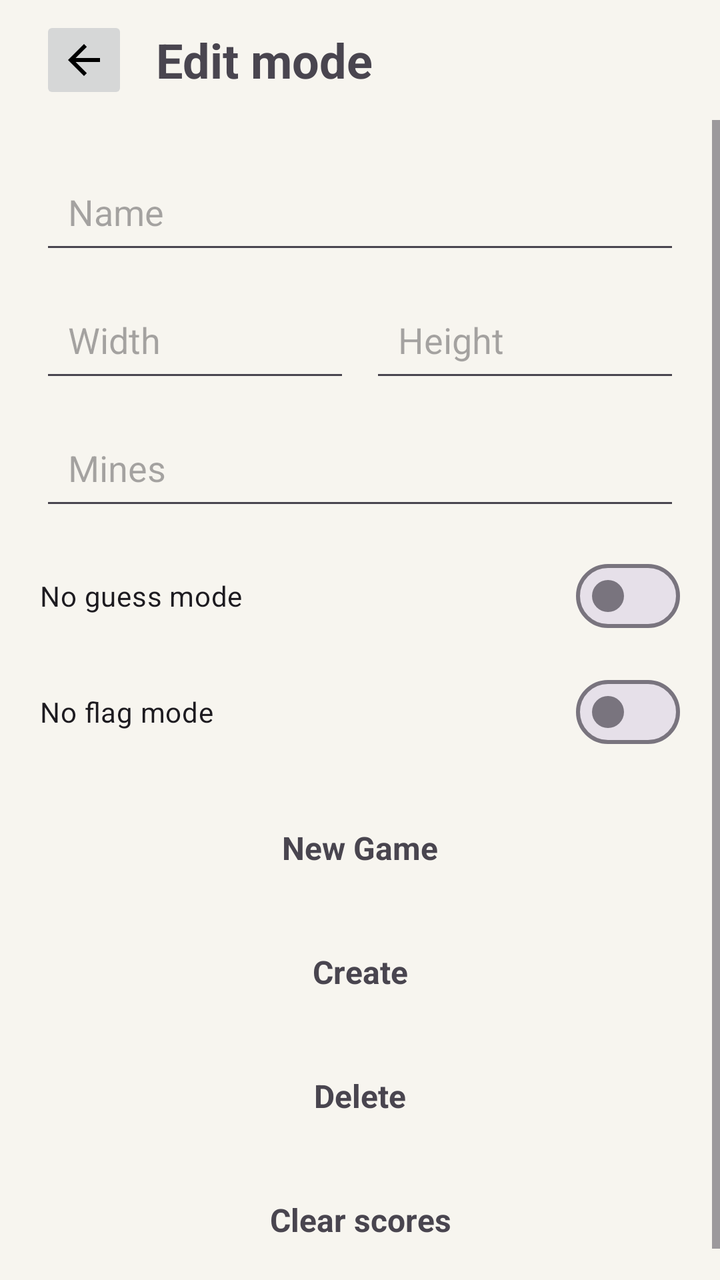
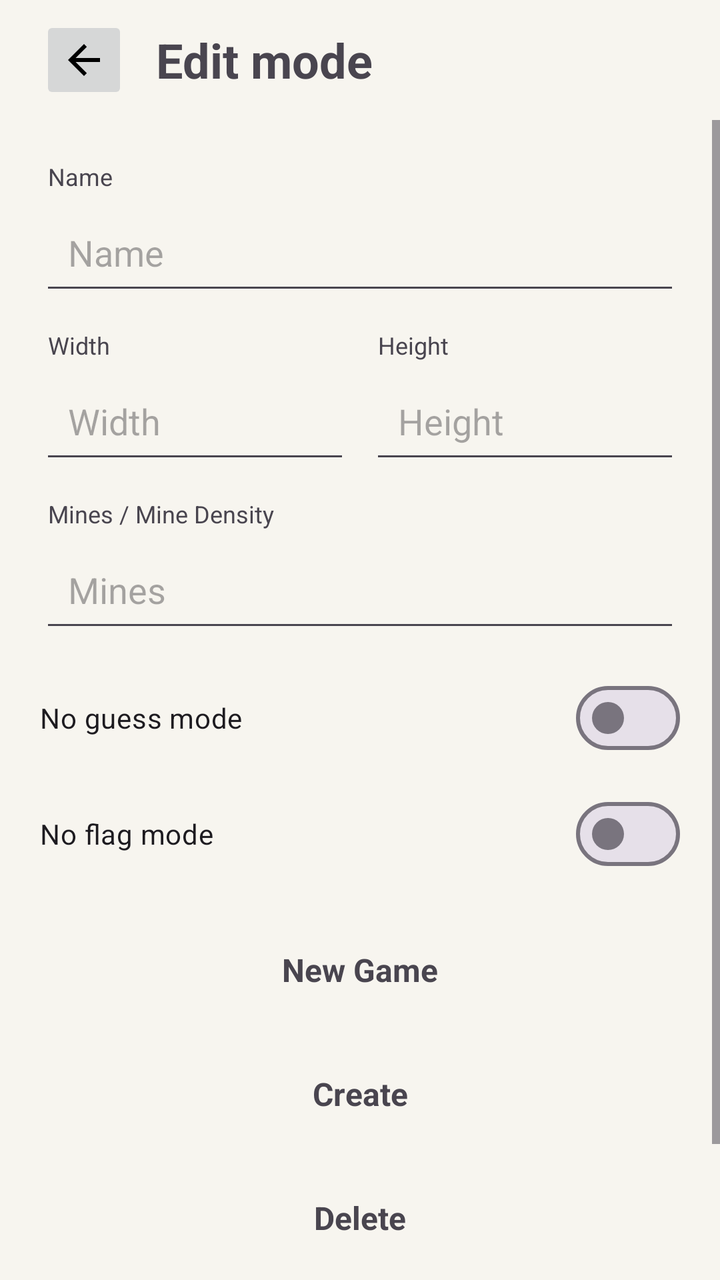

Compare the two renders of this Android layout. The source of the first and the diff that turns it into the second are given below.
<!-- AndroidManifest.xml: application theme Theme.Minesweeper -->
<!-- res/layout/activity_mode_editor.xml -->
<?xml version="1.0" encoding="utf-8"?>
<LinearLayout xmlns:android="http://schemas.android.com/apk/res/android"
    android:layout_width="match_parent"
    android:layout_height="match_parent"
    android:orientation="vertical">

    <LinearLayout
        android:id="@+id/topBar"
        android:layout_width="match_parent"
        android:layout_height="wrap_content"
        android:gravity="center_vertical"
        android:orientation="horizontal"
        android:paddingStart="20dp"
        android:paddingTop="8dp"
        android:paddingEnd="20dp"
        android:paddingBottom="8dp">

        <ImageButton
            android:id="@+id/backButton"
            android:layout_width="44dp"
            android:layout_height="44dp"
            android:src="@drawable/ic_arrow_back_material" />

        <TextView
            android:id="@+id/titleText"
            android:layout_width="0dp"
            android:layout_height="wrap_content"
            android:layout_marginStart="14dp"
            android:layout_weight="1"
            android:text="@string/edit_mode"
            android:textSize="24sp"
            android:textStyle="bold" />
    </LinearLayout>

    <ScrollView
        android:layout_width="match_parent"
        android:layout_height="0dp"
        android:layout_weight="1">

        <LinearLayout
            android:id="@+id/content"
            android:layout_width="match_parent"
            android:layout_height="wrap_content"
            android:orientation="vertical"
            android:padding="20dp">

            <EditText
                android:id="@+id/nameInput"
                android:layout_width="match_parent"
                android:layout_height="52dp"
                android:hint="@string/name"
                android:imeOptions="actionNext"
                android:inputType="textCapWords"
                android:padding="14dp"
                android:selectAllOnFocus="true"
                android:singleLine="true" />

            <LinearLayout
                android:layout_width="match_parent"
                android:layout_height="wrap_content"
                android:layout_marginTop="12dp"
                android:orientation="horizontal">

                <EditText
                    android:id="@+id/widthInput"
                    android:layout_width="0dp"
                    android:layout_height="52dp"
                    android:layout_weight="1"
                    android:hint="@string/width"
                    android:imeOptions="actionNext"
                    android:inputType="number"
                    android:padding="14dp"
                    android:selectAllOnFocus="true"
                    android:singleLine="true" />

                <EditText
                    android:id="@+id/heightInput"
                    android:layout_width="0dp"
                    android:layout_height="52dp"
                    android:layout_marginStart="10dp"
                    android:layout_weight="1"
                    android:hint="@string/height"
                    android:imeOptions="actionNext"
                    android:inputType="number"
                    android:padding="14dp"
                    android:selectAllOnFocus="true"
                    android:singleLine="true" />
            </LinearLayout>

            <EditText
                android:id="@+id/minesInput"
                android:layout_width="match_parent"
                android:layout_height="52dp"
                android:layout_marginTop="12dp"
                android:hint="@string/mines"
                android:imeOptions="actionDone"
                android:inputType="numberDecimal"
                android:padding="14dp"
                android:selectAllOnFocus="true"
                android:singleLine="true" />

            <com.google.android.material.materialswitch.MaterialSwitch
                android:id="@+id/noGuessSwitch"
                android:layout_width="match_parent"
                android:layout_height="wrap_content"
                android:layout_marginTop="14dp"
                android:text="@string/no_guess_mode" />

            <com.google.android.material.materialswitch.MaterialSwitch
                android:id="@+id/noFlagSwitch"
                android:layout_width="match_parent"
                android:layout_height="wrap_content"
                android:layout_marginTop="10dp"
                android:text="@string/no_flag_mode" />

            <TextView
                android:id="@+id/errorText"
                android:layout_width="wrap_content"
                android:layout_height="wrap_content"
                android:layout_marginTop="12dp"
                android:text="@string/mode_error"
                android:visibility="gone" />

            <TextView
                android:id="@+id/saveButton"
                android:layout_width="match_parent"
                android:layout_height="52dp"
                android:layout_marginTop="18dp"
                android:gravity="center"
                android:text="@string/new_game_short"
                android:textSize="16sp"
                android:textStyle="bold" />

            <TextView
                android:id="@+id/createButton"
                android:layout_width="match_parent"
                android:layout_height="52dp"
                android:layout_marginTop="10dp"
                android:gravity="center"
                android:text="@string/create_mode"
                android:textSize="16sp"
                android:textStyle="bold" />

            <TextView
                android:id="@+id/deleteButton"
                android:layout_width="match_parent"
                android:layout_height="52dp"
                android:layout_marginTop="10dp"
                android:gravity="center"
                android:text="@string/delete"
                android:textSize="16sp"
                android:textStyle="bold" />

            <TextView
                android:id="@+id/clearScoresButton"
                android:layout_width="match_parent"
                android:layout_height="52dp"
                android:layout_marginTop="10dp"
                android:gravity="center"
                android:text="@string/clear_scores"
                android:textSize="16sp"
                android:textStyle="bold" />
        </LinearLayout>
    </ScrollView>

</LinearLayout>
<!-- resources referenced by this layout -->
<resources>
  <!-- drawable ic_arrow_back_material (drawable) -->
  <?xml version="1.0" encoding="utf-8"?>
  <vector xmlns:android="http://schemas.android.com/apk/res/android"
      android:width="24dp"
      android:height="24dp"
      android:viewportWidth="24"
      android:viewportHeight="24">
      <path
          android:fillColor="#FF000000"
          android:pathData="M20,11H7.83l5.59,-5.59L12,4l-8,8l8,8l1.41,-1.41L7.83,13H20z" />
  </vector>
  <string name="clear_scores">Clear scores</string>
  <string name="create_mode">Create</string>
  <string name="delete">Delete</string>
  <string name="edit_mode">Edit mode</string>
  <string name="height">Height</string>
  <string name="mines">Mines</string>
  <string name="mode_error">Use at least 5 x 5, stay at 200 x 200 or less, and leave room for a safe opening.</string>
  <string name="name">Name</string>
  <string name="new_game_short">New Game</string>
  <string name="no_flag_mode">No flag mode</string>
  <string name="no_guess_mode">No guess mode</string>
  <string name="width">Width</string>
  <style name="Theme.Minesweeper" parent="Theme.Material3.Light.NoActionBar">
          <item name="android:windowBackground">@color/app_background</item>
          <item name="android:statusBarColor">@color/app_background</item>
          <item name="android:navigationBarColor">@color/app_background</item>
          <item name="android:windowLightStatusBar">true</item>
          <item name="android:windowLightNavigationBar">true</item>
          <item name="android:fontFamily">sans-serif</item>
          <item name="colorPrimary">@color/accent</item>
          <item name="colorSurface">@color/panel</item>
          <item name="android:windowAnimationStyle">@null</item>
          <item name="materialAlertDialogTheme">@style/Minesweeper.Dialog</item>
      </style>
  <color name="app_background">#F7F5EF</color>
  <color name="accent">#7CA7C7</color>
  <color name="panel">#EFEBE2</color>
  <style name="Minesweeper.Dialog" parent="ThemeOverlay.Material3.MaterialAlertDialog">
          <item name="backgroundTint">@color/panel</item>
      </style>
</resources>

<!-- the commit's change to res/layout/activity_mode_editor.xml (unified diff, before → after) -->
@@ -44,10 +44,19 @@
             android:orientation="vertical"
             android:padding="20dp">
 
+            <TextView
+                android:id="@+id/nameInputLabel"
+                android:layout_width="wrap_content"
+                android:layout_height="wrap_content"
+                android:layout_marginStart="4dp"
+                android:text="@string/name"
+                android:textSize="12sp" />
+
             <EditText
                 android:id="@+id/nameInput"
                 android:layout_width="match_parent"
                 android:layout_height="52dp"
+                android:layout_marginTop="4dp"
                 android:hint="@string/name"
                 android:imeOptions="actionNext"
                 android:inputType="textCapWords"
@@ -61,37 +70,76 @@
                 android:layout_marginTop="12dp"
                 android:orientation="horizontal">
 
-                <EditText
-                    android:id="@+id/widthInput"
+                <LinearLayout
                     android:layout_width="0dp"
-                    android:layout_height="52dp"
+                    android:layout_height="wrap_content"
                     android:layout_weight="1"
-                    android:hint="@string/width"
-                    android:imeOptions="actionNext"
-                    android:inputType="number"
-                    android:padding="14dp"
-                    android:selectAllOnFocus="true"
-                    android:singleLine="true" />
-
-                <EditText
-                    android:id="@+id/heightInput"
+                    android:orientation="vertical">
+
+                    <TextView
+                        android:id="@+id/widthInputLabel"
+                        android:layout_width="wrap_content"
+                        android:layout_height="wrap_content"
+                        android:layout_marginStart="4dp"
+                        android:text="@string/width"
+                        android:textSize="12sp" />
+
+                    <EditText
+                        android:id="@+id/widthInput"
+                        android:layout_width="match_parent"
+                        android:layout_height="52dp"
+                        android:layout_marginTop="4dp"
+                        android:hint="@string/width"
+                        android:imeOptions="actionNext"
+                        android:inputType="number"
+                        android:padding="14dp"
+                        android:selectAllOnFocus="true"
+                        android:singleLine="true" />
+                </LinearLayout>
+
+                <LinearLayout
                     android:layout_width="0dp"
-                    android:layout_height="52dp"
+                    android:layout_height="wrap_content"
                     android:layout_marginStart="10dp"
                     android:layout_weight="1"
-                    android:hint="@string/height"
-                    android:imeOptions="actionNext"
-                    android:inputType="number"
-                    android:padding="14dp"
-                    android:selectAllOnFocus="true"
-                    android:singleLine="true" />
+                    android:orientation="vertical">
+
+                    <TextView
+                        android:id="@+id/heightInputLabel"
+                        android:layout_width="wrap_content"
+                        android:layout_height="wrap_content"
+                        android:layout_marginStart="4dp"
+                        android:text="@string/height"
+                        android:textSize="12sp" />
+
+                    <EditText
+                        android:id="@+id/heightInput"
+                        android:layout_width="match_parent"
+                        android:layout_height="52dp"
+                        android:layout_marginTop="4dp"
+                        android:hint="@string/height"
+                        android:imeOptions="actionNext"
+                        android:inputType="number"
+                        android:padding="14dp"
+                        android:selectAllOnFocus="true"
+                        android:singleLine="true" />
+                </LinearLayout>
             </LinearLayout>
+
+            <TextView
+                android:id="@+id/minesInputLabel"
+                android:layout_width="wrap_content"
+                android:layout_height="wrap_content"
+                android:layout_marginStart="4dp"
+                android:layout_marginTop="12dp"
+                android:text="@string/mines_or_mine_density"
+                android:textSize="12sp" />
 
             <EditText
                 android:id="@+id/minesInput"
                 android:layout_width="match_parent"
                 android:layout_height="52dp"
-                android:layout_marginTop="12dp"
+                android:layout_marginTop="4dp"
                 android:hint="@string/mines"
                 android:imeOptions="actionDone"
                 android:inputType="numberDecimal"
<!-- resource entries referenced after the edit -->
@@ -17,6 +17,7 @@
   <string name="edit_mode">Edit mode</string>
   <string name="height">Height</string>
   <string name="mines">Mines</string>
+  <string name="mines_or_mine_density">Mines / Mine Density</string>
   <string name="mode_error">Use at least 5 x 5, stay at 200 x 200 or less, and leave room for a safe opening.</string>
   <string name="name">Name</string>
   <string name="new_game_short">New Game</string>
